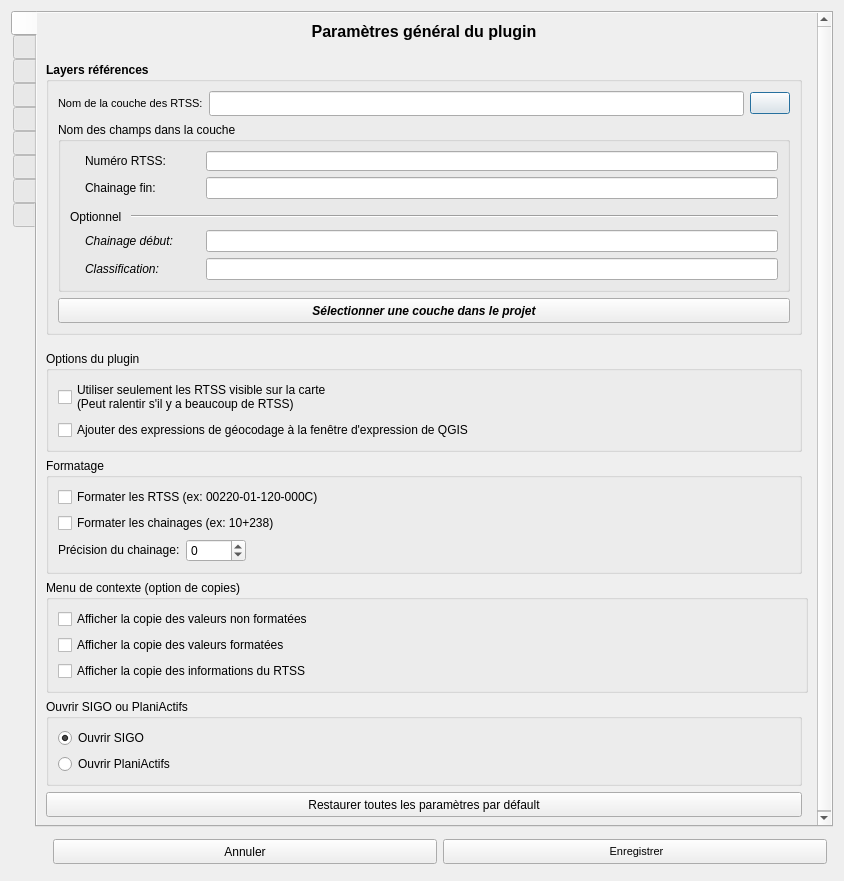
Above: interfaces/fenetre_parametre.ui from xbourbeau/outils_MTQ_chainage before the change. Below: the same form after it.
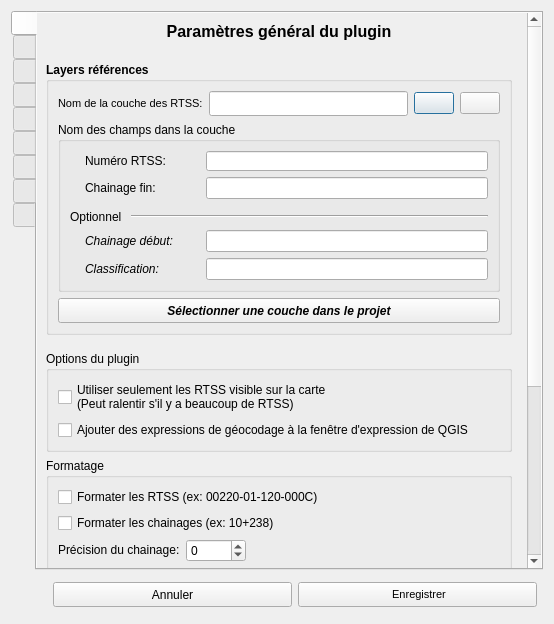
That is the form after the change. Custom widgets are drawn as their Qt base class.

Diff of the .ui file:
```diff
--- a/interfaces/fenetre_parametre.ui
+++ b/interfaces/fenetre_parametre.ui
@@ -9,8 +9,8 @@
    <rect>
     <x>0</x>
     <y>0</y>
-    <width>844</width>
-    <height>881</height>
+    <width>554</width>
+    <height>624</height>
    </rect>
   </property>
   <property name="windowTitle">
@@ -81,9 +81,9 @@
           <property name="geometry">
            <rect>
             <x>0</x>
-            <y>0</y>
-            <width>800</width>
-            <height>814</height>
+            <y>-64</y>
+            <width>493</width>
+            <height>764</height>
            </rect>
           </property>
           <layout class="QGridLayout" name="gridLayout_9">
@@ -433,6 +433,16 @@
                   </property>
                  </widget>
                 </item>
+                <item>
+                 <widget class="QPushButton" name="btn_add_wfs_layer">
+                  <property name="toolTip">
+                   <string>Ajouter la couche WFS des RTSS au projet</string>
+                  </property>
+                  <property name="text">
+                   <string/>
+                  </property>
+                 </widget>
+                </item>
                 <item>
                  <widget class="QPushButton" name="btn_geocatalogue">
                   <property name="font">
```
Left out of the diff: 32 changed lines with no effect on the pictures.
